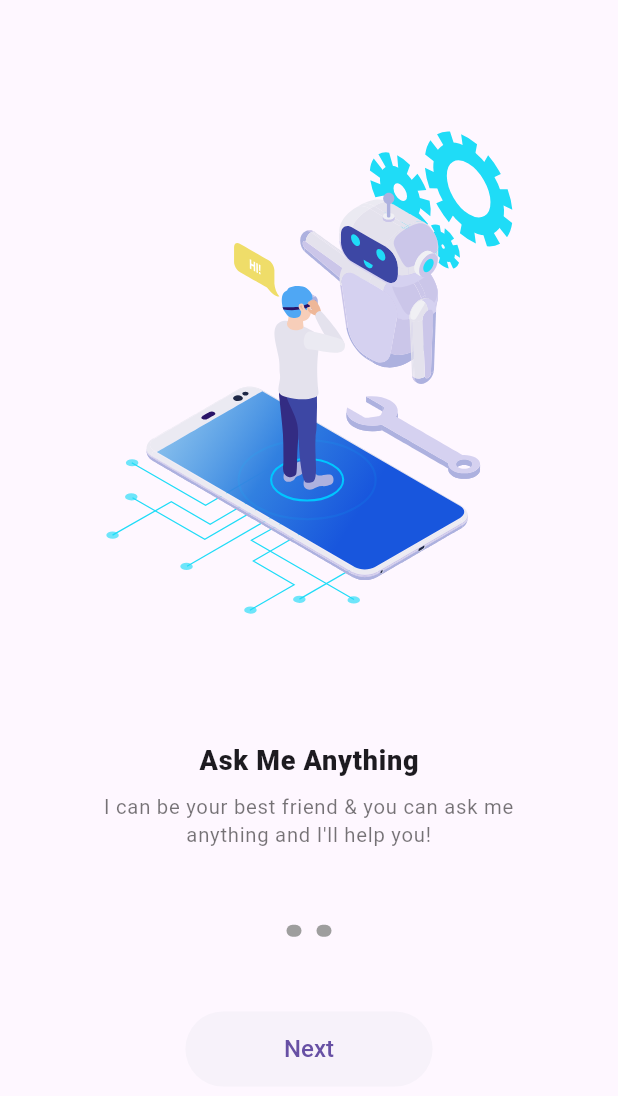
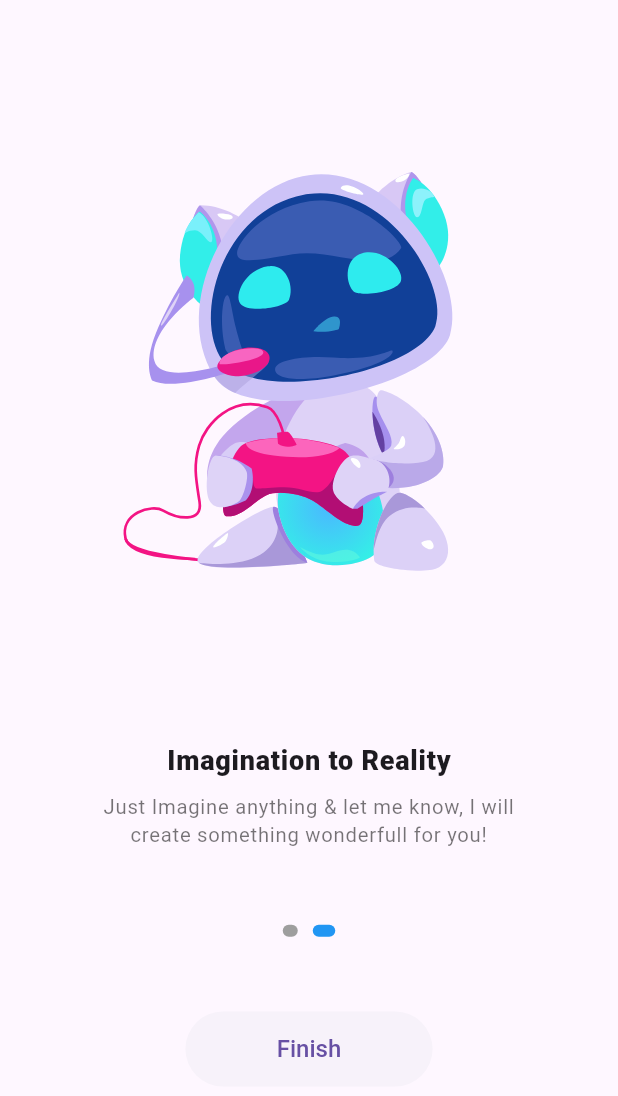
Before and after one commit to NasimuddinSk/Ai_Assistant, a Flutter app: the screen it shows after launch, after a tap on "Next", on a phone screen of 412 x 824 dp. Shown: the top 1096 px of the screen. Run offline on Flutter 3.47's test engine with Material 3 defaults, Android fonts, the phone set to English and light mode, and no system bars; our stand-ins replace lottie.

Commit message:
onboarding screen complete

```diff
--- /dev/null
+++ b/lib/model/onboard.dart
@@ -0,0 +1,4 @@
+class Onboard {
+  final String title, subtitle, lottie;
+  Onboard({required this.title, required this.subtitle, required this.lottie});
+}
--- /dev/null
+++ b/lib/screen/onboarding_screen.dart
@@ -0,0 +1,106 @@
+import 'dart:developer';
+
+import 'package:ai_assistant/helper/global.dart';
+import 'package:ai_assistant/model/onboard.dart';
+import 'package:ai_assistant/screen/home_screen.dart';
+import 'package:flutter/material.dart';
+import 'package:lottie/lottie.dart';
+
+class OnboardingScreen extends StatelessWidget {
+  const OnboardingScreen({super.key});
+
+  @override
+  Widget build(BuildContext context) {
+    final c = PageController();
+
+    final list = [
+      Onboard(
+          title: "Ask Me Anything",
+          subtitle:
+              "I can be your best friend & you can ask me anything and I'll help you!",
+          lottie: "ai_ask_me"),
+      Onboard(
+          title: "Imagination to Reality",
+          subtitle:
+              "Just Imagine anything & let me know, I will create something wonderfull for you!",
+          lottie: "ai_play"),
+    ];
+
+    return Scaffold(
+        body: PageView.builder(
+      controller: c,
+      itemCount: list.length,
+      itemBuilder: (ctx, ind) {
+        final isLast = ind == list.length - 1;
+        return Column(
+          children: [
+            Lottie.asset("assets/lottie/${list[ind].lottie}.json",
+                height: mq.height * .6, width: isLast ? mq.width * .7 : null),
+
+            // Title
+            Text(
+              list[ind].title,
+              style: const TextStyle(
+                  fontSize: 18, fontWeight: FontWeight.w900, letterSpacing: .5),
+            ),
+
+            // for adding space
+            SizedBox(
+              height: mq.height * .01,
+            ),
+
+            // subtitle
+            SizedBox(
+              width: mq.width * .7,
+              child: Text(
+                list[ind].subtitle,
+                textAlign: TextAlign.center,
+                style: const TextStyle(
+                    fontSize: 13.5, letterSpacing: .5, color: Colors.black54),
+              ),
+            ),
+            const Spacer(),
+
+            // dots
+            Wrap(
+              spacing: 10,
+              children: List.generate(
+                list.length,
+                (i) => Container(
+                  width: i == ind ? 15 : 10,
+                  height: 8,
+                  decoration: BoxDecoration(
+                      color: i == ind ? Colors.blue : Colors.grey,
+                      borderRadius: const BorderRadius.all(Radius.circular(5))),
+                ),
+              ),
+            ),
+            const Spacer(),
+            // button
+            ElevatedButton(
+              style: ElevatedButton.styleFrom(
+                  shape: const StadiumBorder(),
+                  elevation: 0,
+                  textStyle:
+                      const TextStyle(fontSize: 16, fontWeight: FontWeight.w500),
+                  minimumSize: Size(mq.width * .4, 50)),
+              onPressed: () {
+                if (isLast) {
+                  Navigator.of(context).pushReplacement(
+                      MaterialPageRoute(builder: (_) => const HomeScreen()));
+                } else {
+                  c.nextPage(
+                      duration: const Duration(milliseconds: 600),
+                      curve: Curves.ease);
+                }
+              },
+              child: Text(isLast ? "Finish" : "Next"),
+            ),
+
+            const Spacer(flex: 2),
+          ],
+        );
+      },
+    ));
+  }
+}
--- a/lib/screen/onbording_screen.dart
+++ /dev/null
@@ -1,70 +0,0 @@
-import 'package:ai_assistant/helper/global.dart';
-import 'package:flutter/material.dart';
-import 'package:lottie/lottie.dart';
-
-class OnbordingScreen extends StatelessWidget {
-  const OnbordingScreen({super.key});
-
-  @override
-  Widget build(BuildContext context) {
-    return Scaffold(
-      body: Column(
-        children: [
-          Lottie.asset("assets/lottie/ai_ask_me.json", height: mq.height * .6),
-
-          // Title
-          const Text(
-            "Ask Me Anything",
-            style: TextStyle(
-                fontSize: 18, fontWeight: FontWeight.w900, letterSpacing: .5),
-          ),
-
-          // for adding space
-          SizedBox(
-            height: mq.height * .01,
-          ),
-
-          // subtitle
-          SizedBox(
-            width: mq.width * .7,
-            child: const Text(
-              "I can be your best friend & you can ask me anything and I'll help you!",
-              textAlign: TextAlign.center,
-              style: TextStyle(
-                  fontSize: 13.5, letterSpacing: .5, color: Colors.black54),
-            ),
-          ),
-          const Spacer(),
-
-          // dots
-          Wrap(
-            spacing: 10,
-            children: List.generate(
-              2,
-              (i) => Container(
-                width: 10,
-                height: 8,
-                decoration: const BoxDecoration(
-                    color: Colors.grey,
-                    borderRadius: BorderRadius.all(Radius.circular(5))),
-              ),
-            ),
-          ),
-          const Spacer(),
-          // button
-          ElevatedButton(
-            style: ElevatedButton.styleFrom(
-                shape: const StadiumBorder(),
-                elevation: 0,
-                textStyle:
-                    const TextStyle(fontSize: 16, fontWeight: FontWeight.w500),
-                minimumSize: Size(mq.width * .4, 50)),
-            onPressed: () {},
-            child: const Text("Next"),
-          ),
-          const Spacer(flex: 2),
-        ],
-      ),
-    );
-  }
-}
--- a/lib/screen/splash_screen.dart
+++ b/lib/screen/splash_screen.dart
@@ -1,6 +1,5 @@
 import 'package:ai_assistant/helper/global.dart';
-import 'package:ai_assistant/screen/home_screen.dart';
-import 'package:ai_assistant/screen/onbording_screen.dart';
+import 'package:ai_assistant/screen/onboarding_screen.dart';
 import 'package:ai_assistant/widget/custom_loading.dart';
 import 'package:flutter/material.dart';
 
@@ -17,7 +16,7 @@ class _SplashScreenState extends State<SplashScreen> {
     super.initState();
     Future.delayed(const Duration(seconds: 3), () {
       Navigator.of(context).push(MaterialPageRoute(
-        builder: (_) => const OnbordingScreen(),
+        builder: (_) => const OnboardingScreen(),
       ));
     });
   }
```
